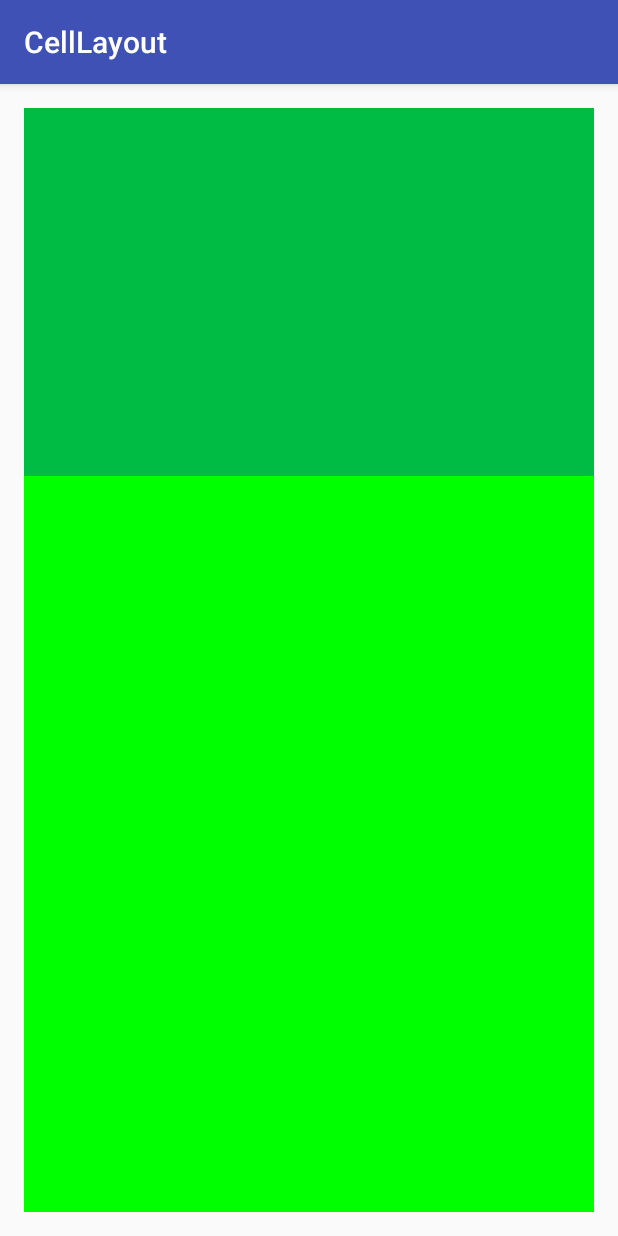
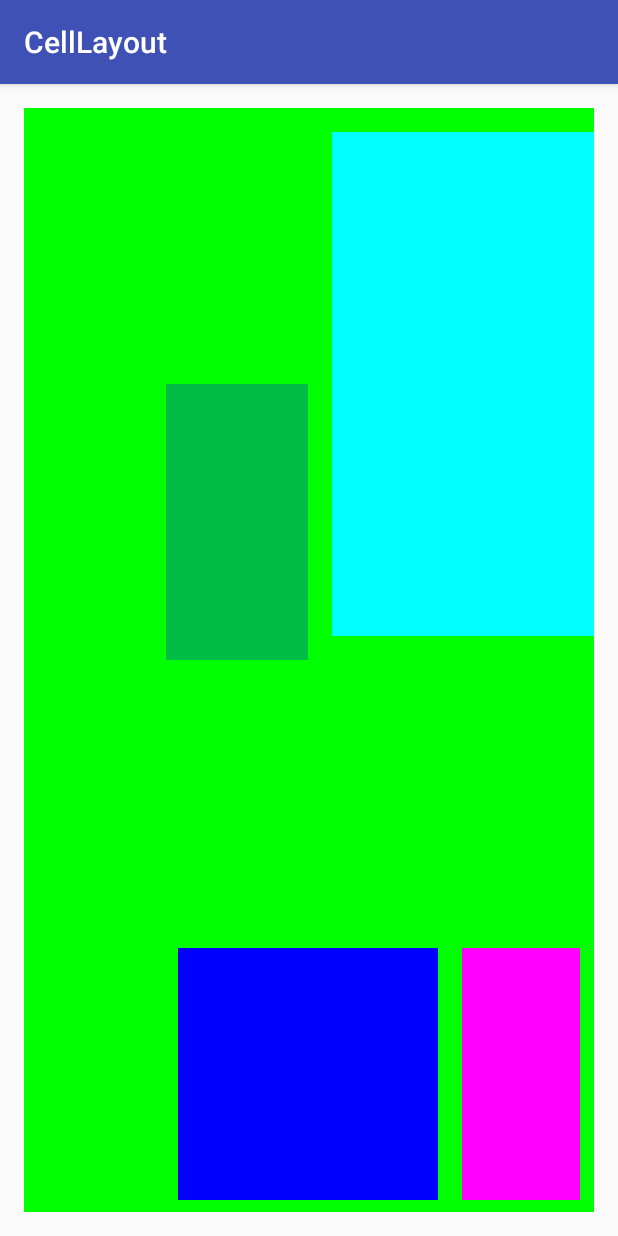
Before and after one commit to bijiaoshenqi/CellLayout, an Android app: the screen it shows after launch (MainActivity), on a phone screen of 412 x 824 dp. Run offline under Robolectric (Android 15) with nearby library versions, the light colour scheme and no system bars.

Commit message:
修复当parent layout为RelativeLayout时的bug

```diff
--- a/app/src/main/res/layout/activity_main.xml
+++ b/app/src/main/res/layout/activity_main.xml
@@ -14,17 +14,50 @@
         android:layout_width="match_parent"
         android:layout_height="match_parent"
         android:background="#ff00ff00"
-        app:cell_column_count="4"
-        app:cell_column_visible="2"
-        app:cell_row_count="5"
-        app:cell_row_visible="3">
+        app:cell_column_count="6"
+        app:cell_column_visible="4"
+        app:cell_row_count="6"
+        app:cell_row_visible="4">
 
         <View
             android:layout_width="wrap_content"
             android:layout_height="wrap_content"
             android:background="#440000ff"
+            app:cell_column="1"
             app:cell_column_count="1"
+            app:cell_row="1"
             app:cell_row_count="1"/>
+
+        <View
+            android:layout_width="wrap_content"
+            android:layout_height="wrap_content"
+            android:layout_margin="8dp"
+            android:background="#ffff00ff"
+            app:cell_column="3"
+            app:cell_column_count="1"
+            app:cell_row="3"
+            app:cell_row_count="1"/>
+
+        <View
+            android:layout_width="wrap_content"
+            android:layout_height="wrap_content"
+            android:layout_margin="8dp"
+            android:background="#ff0000ff"
+            app:cell_column="1"
+            app:cell_column_count="2"
+            app:cell_row="3"
+            app:cell_row_count="1"/>
+
+
+        <View
+            android:layout_width="wrap_content"
+            android:layout_height="wrap_content"
+            android:layout_margin="16dp"
+            android:background="#ff00ffff"
+            app:cell_column="2"
+            app:cell_column_count="3"
+            app:cell_row="0"
+            app:cell_row_count="2"/>
 
     </net.bingyan.widget.CellLayout>
 
--- a/build.gradle
+++ b/build.gradle
@@ -8,6 +8,7 @@ buildscript {
     dependencies {
         classpath 'com.android.tools.build:gradle:2.0.0'
         classpath 'me.tatarka:gradle-retrolambda:3.2.5'
+        classpath 'com.github.dcendents:android-maven-gradle-plugin:1.3'
 
         // NOTE: Do not place your application dependencies here; they belong
         // in the individual module build.gradle files
--- a/library/build.gradle
+++ b/library/build.gradle
@@ -1,5 +1,8 @@
 apply plugin: 'com.android.library'
 apply plugin: 'me.tatarka.retrolambda'
+apply plugin: 'com.github.dcendents.android-maven'
+
+group = "com.github.bijiaoshenqi"
 
 retrolambda {
     javaVersion JavaVersion.VERSION_1_7
@@ -22,3 +25,36 @@ android {
         targetCompatibility JavaVersion.VERSION_1_8
     }
 }
+
+// build a jar with source files
+task sourcesJar(type: Jar) {
+    from android.sourceSets.main.java.srcDirs
+    classifier = 'sources'
+}
+
+task javadoc(type: Javadoc) {
+    failOnError false
+    source = android.sourceSets.main.java.sourceFiles
+    classpath += project.files(android.getBootClasspath().join(File.pathSeparator))
+    classpath += configurations.compile
+}
+
+// build a jar with javadoc
+task javadocJar(type: Jar, dependsOn: javadoc) {
+    classifier = 'javadoc'
+    from javadoc.destinationDir
+}
+
+artifacts {
+    archives sourcesJar
+    archives javadocJar
+}
+
+////uncomment to build a jar file in addition to the default aar file
+//android.libraryVariants.all { variant ->
+//    def name = variant.buildType.name
+//    def task = project.tasks.create "jar${name.capitalize()}", Jar
+//    task.dependsOn variant.javaCompile
+//    task.from variant.javaCompile.destinationDir
+//    artifacts.add('archives', task);
+//}
--- a/library/src/main/java/net/bingyan/widget/CellLayout.java
+++ b/library/src/main/java/net/bingyan/widget/CellLayout.java
@@ -6,12 +6,16 @@ import android.content.res.TypedArray;
 import android.util.AttributeSet;
 import android.view.View;
 import android.view.ViewGroup;
+import android.widget.RelativeLayout;
 
 public class CellLayout extends ViewGroup {
     private int rowCount;       // 总共的行数
     private int columnCount;   // 总共的列数
     private int rowVisible;    // 一次最多显示的行数
     private int columnVisible; // 一次最多显示的列数
+
+    /** measure遇到RelativeLayout时有bug  {@link #onMeasure(int, int)} */
+    private int tmpMeasuredCount = 0;
 
     public CellLayout(Context context) {
         super(context);
@@ -52,8 +56,23 @@ public class CellLayout extends ViewGroup {
         final int rowCount = Math.max(rowVisible, this.rowCount);
         final int columnCount = Math.max(columnVisible, this.columnCount);
 
-        final float cellWidth = (widthMeasured - getPaddingLeft() - getPaddingRight()) / columnVisible;
         final float cellHeight = (heightMeasured - getPaddingTop() - getPaddingBottom()) / rowVisible;
+        /**
+         * RelativeLayout的measure过程很特别
+         * 首先 measure horizontal，将width确定
+         * 再 measure child 一遍，完全确定
+         * 后果就是如果按照下面的被注释的代码运行的话，会导致：
+         * 首先 measure了一遍，得到width,此时可能超过了屏幕宽，再measure一遍，再此基础上再扩展一遍宽
+         *
+         * final float cellWidth = (widthMeasured - getPaddingLeft() - getPaddingRight()) / columnVisible;
+         */
+        ++tmpMeasuredCount;
+        final float cellWidth;
+        if (getParent() instanceof RelativeLayout && tmpMeasuredCount % 2 == 0) {
+            cellWidth = (widthMeasured - getPaddingLeft() - getPaddingRight()) / columnCount;
+        } else {
+            cellWidth = (widthMeasured - getPaddingLeft() - getPaddingRight()) / columnVisible;
+        }
 
         for (int i = 0; i < getChildCount(); ++i) {
             final View child = getChildAt(i);
```
Also changed, not shown: 4 other files.
